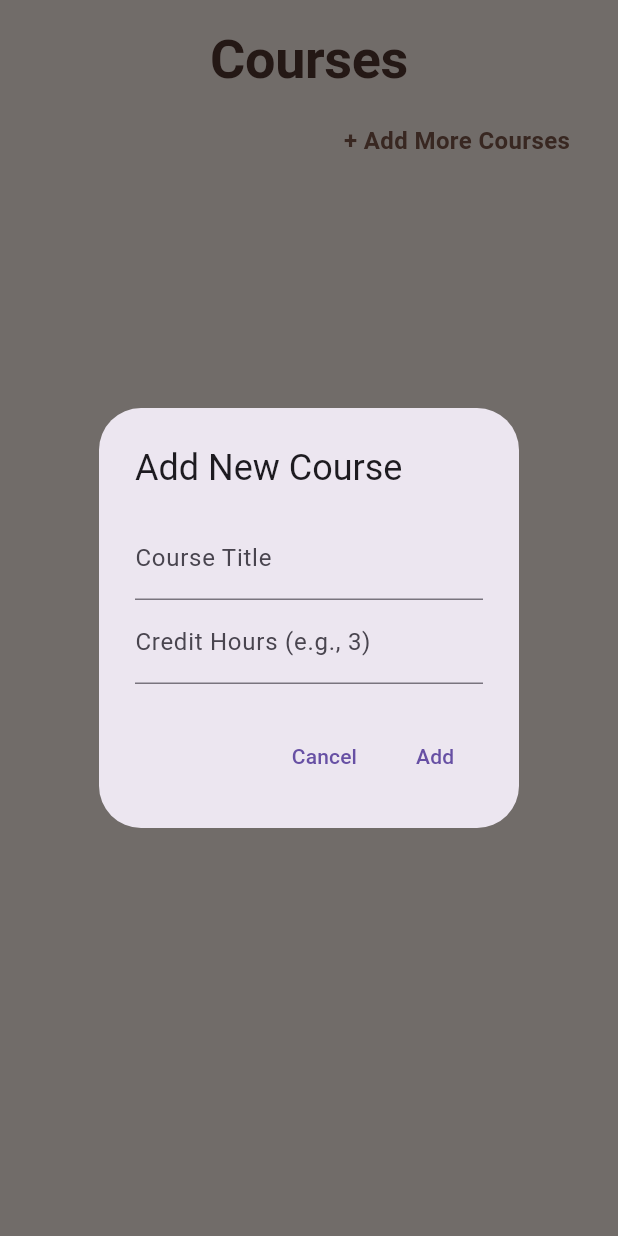
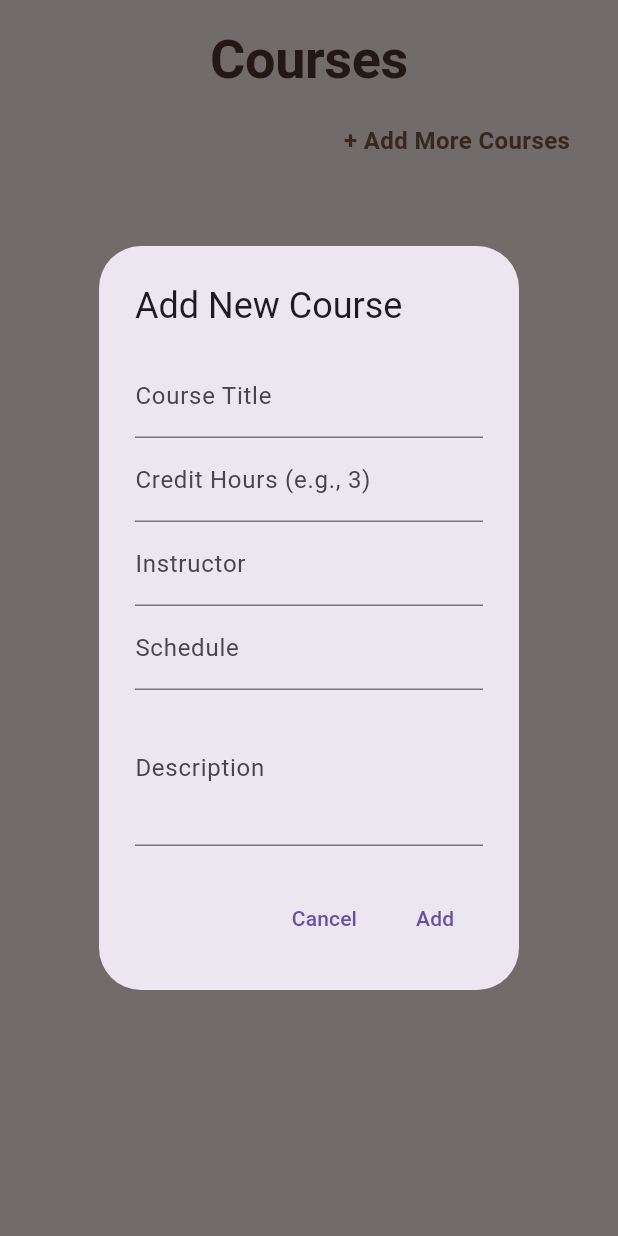
Before and after one commit to AryanAtif/SFW-Project, a Flutter app: the CoursesPage widget shown alone on an empty page, opened directly with empty values, after a tap on "+ Add More Courses", on a phone screen of 412 x 824 dp. Run offline on Flutter 3.47's test engine with Material 3 defaults, Android fonts, the phone set to English and light mode, and no system bars; our stand-ins replace google_generative_ai, table_calendar.

Commit message:
add details dialog box, for courses

```diff
--- a/lib/courses_page.dart
+++ b/lib/courses_page.dart
@@ -68,14 +68,18 @@ class CoursesPage extends StatelessWidget {
   // Dialog to capture new course details
   void _showAddCourseDialog(BuildContext context) {
     String title = '';
-    int creditHours = 3; // Default value
+    int creditHours = 3;
+    String instructor = '';
+    String description = '';
+    String schedule = '';
 
     showDialog(
       context: context,
       builder: (context) {
         return AlertDialog(
           title: const Text('Add New Course'),
-          content: Column(
+          content: SingleChildScrollView(
+            child: Column(
               mainAxisSize: MainAxisSize.min,
               children: [
                 TextField(
@@ -87,7 +91,21 @@ class CoursesPage extends StatelessWidget {
                   keyboardType: TextInputType.number,
                   decoration: const InputDecoration(labelText: 'Credit Hours (e.g., 3)'),
                 ),
+                TextField(
+                  onChanged: (value) => instructor = value,
+                  decoration: const InputDecoration(labelText: 'Instructor'),
+                ),
+                TextField(
+                  onChanged: (value) => schedule = value,
+                  decoration: const InputDecoration(labelText: 'Schedule'),
+                ),
+                TextField(
+                  onChanged: (value) => description = value,
+                  decoration: const InputDecoration(labelText: 'Description'),
+                  maxLines: 3,
+                ),
               ],
+            ),
           ),
           actions: [
             TextButton(
@@ -97,7 +115,13 @@ class CoursesPage extends StatelessWidget {
             TextButton(
               onPressed: () {
                 if (title.isNotEmpty) {
-                  addCourse(Course(title, creditHours));
+                  addCourse(Course(
+                    title,
+                    creditHours,
+                    instructor: instructor,
+                    description: description,
+                    schedule: schedule,
+                  ));
                   Navigator.pop(context);
                 }
               },
@@ -129,11 +153,7 @@ class _CourseButton extends StatelessWidget {
         color: const Color(0xFFA2846A),
         borderRadius: BorderRadius.circular(5.0),
         child: InkWell(
-          onTap: () {
-            ScaffoldMessenger.of(context).showSnackBar(
-              SnackBar(content: Text('Tapped on ${course.title} (Detail Page)'))
-            );
-          },
+          onTap: () => _showCourseDetailsDialog(context),
           child: Container(
             padding: const EdgeInsets.all(20.0),
             child: Row(
@@ -165,6 +185,85 @@ class _CourseButton extends StatelessWidget {
         ),
       ),
     );
+  }
+
+  void _showCourseDetailsDialog(BuildContext context) {
+    final titleController = TextEditingController(text: course.title);
+    final creditHoursController = TextEditingController(text: course.creditHours.toString());
+    final instructorController = TextEditingController(text: course.instructor);
+    final descriptionController = TextEditingController(text: course.description);
+    final scheduleController = TextEditingController(text: course.schedule);
+
+    showDialog(
+      context: context,
+      builder: (context) {
+        return AlertDialog(
+          title: Text('Course Details: ${course.title}'),
+          content: SingleChildScrollView(
+            child: Column(
+              mainAxisSize: MainAxisSize.min,
+              crossAxisAlignment: CrossAxisAlignment.start,
+              children: [
+                TextField(
+                  controller: titleController,
+                  decoration: const InputDecoration(labelText: 'Course Title'),
+                  onChanged: (value) => course.title = value,
+                ),
+                TextField(
+                  controller: creditHoursController,
+                  decoration: const InputDecoration(labelText: 'Credit Hours'),
+                  keyboardType: TextInputType.number,
+                  onChanged: (value) => course.creditHours = int.tryParse(value) ?? course.creditHours,
+                ),
+                TextField(
+                  controller: instructorController,
+                  decoration: const InputDecoration(labelText: 'Instructor'),
+                  onChanged: (value) => course.instructor = value,
+                ),
+                TextField(
+                  controller: scheduleController,
+                  decoration: const InputDecoration(labelText: 'Schedule'),
+                  onChanged: (value) => course.schedule = value,
+                ),
+                TextField(
+                  controller: descriptionController,
+                  decoration: const InputDecoration(labelText: 'Description'),
+                  maxLines: 3,
+                  onChanged: (value) => course.description = value,
+                ),
+                const SizedBox(height: 20),
+                ElevatedButton.icon(
+                  onPressed: () {
+                    ScaffoldMessenger.of(context).showSnackBar(
+                      const SnackBar(content: Text('Document upload feature coming soon!')),
+                    );
+                  },
+                  icon: const Icon(Icons.upload_file),
+                  label: const Text('Upload Documents'),
+                  style: ElevatedButton.styleFrom(
+                    backgroundColor: Colors.brown[600],
+                    foregroundColor: Colors.white,
+                  ),
+                ),
+              ],
+            ),
+          ),
+          actions: [
+            TextButton(
+              onPressed: () => Navigator.pop(context),
+              child: const Text('Close'),
+            ),
+          ],
+        );
+      },
+    ).then((_) {
+      // Dispose controllers after dialog is closed
+      titleController.dispose();
+      creditHoursController.dispose();
+      instructorController.dispose();
+      descriptionController.dispose();
+      scheduleController.dispose();
+    });
   }
 
   void _showDeleteConfirmation(BuildContext context) {
--- a/lib/data_models.dart
+++ b/lib/data_models.dart
@@ -1,9 +1,18 @@
 // The data models are kept here, separate from the UI.
 class Course {
-  final String title;
-  final int creditHours;
+  String title;
+  int creditHours;
+  String instructor;
+  String description;
+  String schedule;
 
-  Course(this.title, this.creditHours);
+  Course(
+    this.title,
+    this.creditHours, {
+    this.instructor = '',
+    this.description = '',
+    this.schedule = '',
+  });
 }
 
 class Task {
--- a/lib/main.dart
+++ b/lib/main.dart
@@ -52,10 +52,22 @@ class _MainScaffoldState extends State<MainScaffold> {
 
   // --- STATE DATA ---
   List<Course> courses = [
-    Course('Differential Equations', 3),
-    Course('Software Engineering', 2),
-    Course('Object-Oriented Programming', 4),
-    Course('Digital Logic Design', 4),
+    Course('Differential Equations', 3,
+      instructor: 'Sir. Muhammad Irfan',
+      description: 'Study of differential equations and their applications in engineering',
+      schedule: 'Mon, Wed 10:00 AM - 11:30 AM'),
+    Course('Software Engineering', 2,
+      instructor: 'Dr. Mahmood Qureshi',
+      description: 'Principles and practices of software development and project management',
+      schedule: 'Tue, Thu 2:00 PM - 3:30 PM'),
+    Course('Object-Oriented Programming', 4,
+      instructor: 'Dr. Syed Abdul Mannan Kirmani',
+      description: 'Advanced programming concepts using object-oriented methodology',
+      schedule: 'Mon, Wed, Fri 1:00 PM - 2:30 PM'),
+    Course('Digital Logic Design', 4,
+      instructor: 'Dr. Babar Mansoor',
+      description: 'Design and analysis of digital circuits and systems',
+      schedule: 'Tue, Thu 9:00 AM - 10:30 AM'),
   ];
 
   List<Task> tasks = [
```
Lines whose indentation alone changed are shown as unchanged.
